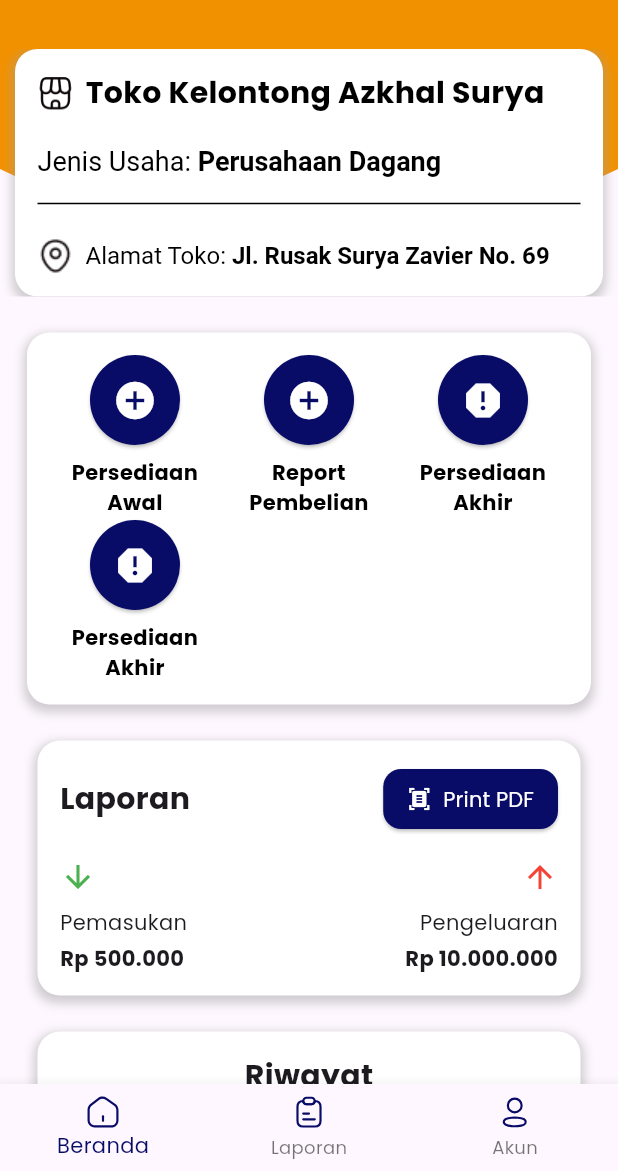
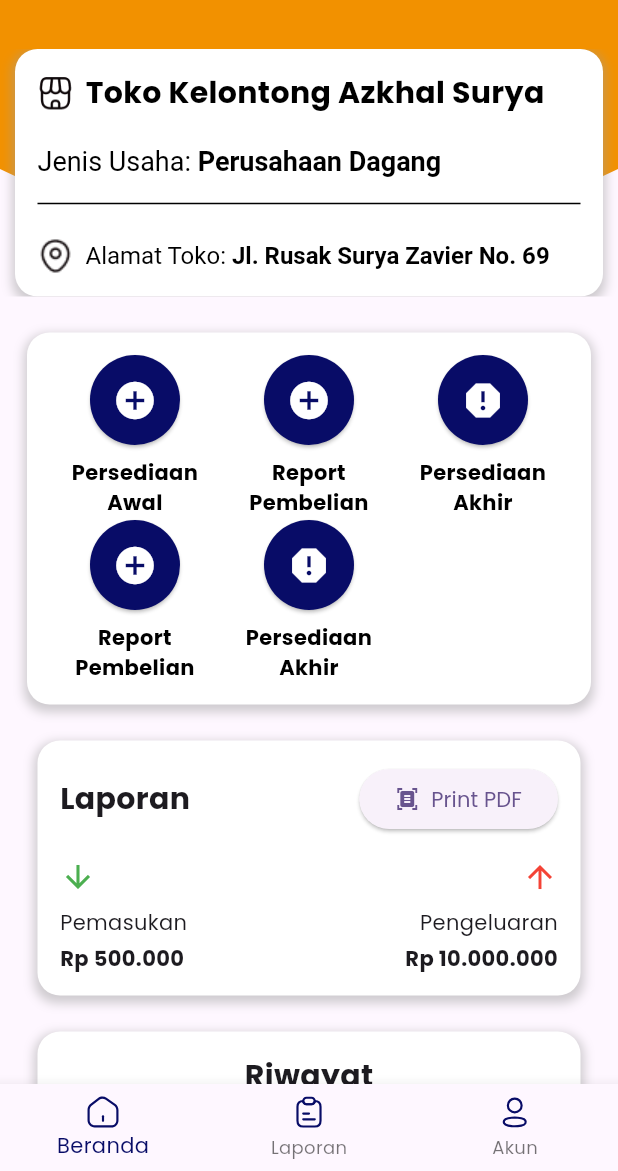
Before and after one commit to cuatiawww/hpp_project, a Flutter app: the HomePage screen opened by its route, on a phone screen of 412 x 824 dp, the part 65-1236 px from its top. Run offline on Flutter 3.47's test engine with Material 3 defaults, Android fonts, the phone set to English and light mode, and no system bars; our stand-ins replace cloud_firestore, firebase_auth, firebase_core, flutter_form_builder, flutter_svg, fluttertoast and 7 more; missing offline and left inert: universal_html; accounts and stored records are empty.

Commit message:
update conflict

```diff
--- a/lib/pages/home_page.dart
+++ b/lib/pages/home_page.dart
@@ -1,12 +1,14 @@
 import 'package:cloud_firestore/cloud_firestore.dart';
 import 'package:flutter/material.dart';
+import 'package:hpp_project/pages/pembelian.dart';
 import 'package:hpp_project/pages/profile_page.dart';
 import 'package:hpp_project/service/database.dart';
 import 'package:hpp_project/theme.dart';
 import 'package:flutter_svg/svg.dart';
 import 'package:hpp_project/pages/pers_awal.dart'; // Add this import for the Pers Awal page
-
-
+import 'package:pdf/pdf.dart';
+import 'package:pdf/widgets.dart' as pw;
+import 'package:printing/printing.dart';
 import 'package:get/get.dart';
 import 'package:hpp_project/user_auth/auth_controller.dart';
 
@@ -30,7 +32,7 @@ class _HomePageState extends State<HomePage> {
   // Daftar halaman yang akan ditampilkan berdasarkan indeks
   static List<Widget> _widgetOptions = <Widget>[
     _PersAwalContent(), // Halaman Beranda
-    ReportPembelian(),
+    // ReportPembelian(),
     ProfilePage()   // Halaman Laporan
   ];
 
@@ -284,10 +286,15 @@ class _PersAwalContent extends StatelessWidget {
 }),
 _buildMenuItem(Icons.add_circle, "Report Pembelian", itemWidth, onPressed: () {
   // Use Get.to() to navigate to the PersAwal page
-  Get.to(() => ReportPembelian());
+  // Get.to(() => ReportPembelian());
 }),
               _buildMenuItem(Icons.report, "Persediaan Akhir", itemWidth, onPressed: () {
 
+              }),
+              _buildMenuItem(Icons.add_circle, "Report Pembelian", itemWidth,
+                  onPressed: () {
+                // Use Get.to() to navigate to the PersAwal page
+                Get.to(() => PembelianPage());
               }),
               _buildMenuItem(Icons.report, "Persediaan Akhir", itemWidth,
                   onPressed: () {}),
@@ -363,21 +370,56 @@ _buildMenuItem(Icons.add_circle, "Report Pembelian", itemWidth, onPressed: () {
           fontWeight: FontWeight.bold,
         ),
       ),
+
 ElevatedButton(
-        onPressed: () {
+  onPressed: () async {
+    final pdf = pw.Document();
+
+    // Fetch data from Firestore
+    final snapshot = await FirebaseFirestore.instance
+        .collection("Pembelian")
+        .orderBy("Timestamp", descending: true)
+        .get();
+
+    pdf.addPage(
+      pw.Page(
+        build: (pw.Context context) {
+          return pw.ListView.builder(
+            itemCount: snapshot.docs.length,
+            itemBuilder: (context, index) {
+              var pembelian = snapshot.docs[index];
+              String barangName = pembelian["BarangName"] ?? "Unknown";
+              int jumlah = pembelian["Jumlah"] ?? 0;
+              int price = pembelian["Price"] ?? 0;
+              int totalCost = jumlah * price;
+
+              return pw.Container(
+                margin: pw.EdgeInsets.symmetric(vertical: 8),
+                child: pw.Column(
+                  crossAxisAlignment: pw.CrossAxisAlignment.start,
+                  children: [
+                    pw.Text(barangName, style: pw.TextStyle(fontSize: 16, fontWeight: pw.FontWeight.bold)),
+                    pw.Text("$jumlah pcs - Rp $price/pcs"),
+                    pw.Text("Total: Rp $totalCost", style: pw.TextStyle(fontWeight: pw.FontWeight.bold)),
+                    pw.Divider(),
+                  ],
+                ),
+              );
             },
-        style: ElevatedButton.styleFrom(
-          foregroundColor: Colors.white, backgroundColor: Color(0xFF080C67),
-          shape: RoundedRectangleBorder(
-            borderRadius: BorderRadius.circular(12),
+          );
+        },
       ),
-          padding: EdgeInsets.symmetric(horizontal: 16, vertical: 8),
-        ),
+    );
+
+    await Printing.layoutPdf(
+      onLayout: (PdfPageFormat format) async => pdf.save(),
+    );
+  },
   child: Row(
     mainAxisSize: MainAxisSize.min,
     children: [
-            Icon(Icons.document_scanner , size: 16),
-            SizedBox(width: 8), // Jarak antara ikon dan teks
+      Icon(Icons.document_scanner, size: 16),
+      SizedBox(width: 8),
       Text('Print PDF'),
     ],
   ),
@@ -446,23 +488,57 @@ _buildMenuItem(Icons.add_circle, "Report Pembelian", itemWidth, onPressed: () {
           ),
         ),
         SizedBox(height: 16),
-                        Container(
+        StreamBuilder<QuerySnapshot>(
+          stream: DatabaseMethods().getPembelianDetails(),
+          builder: (context, snapshot) {
+            if (!snapshot.hasData) {
+              return CircularProgressIndicator();
+            }
+
+            List<RiwayatItem> riwayatItems = [];
+            snapshot.data!.docs.forEach((doc) {
+              riwayatItems.add(
+                RiwayatItem(
+                  title: doc["BarangId"],
+                  description: "${doc["Jumlah"]} unit - Rp ${doc["Price"]}",
+                  price: "Rp ${doc["Jumlah"] * doc["Price"]}",
+                ),
+              );
+            });
+
+            return Container(
               height: 300, // Set a fixed height for the list
               child: ListView.builder(
-                            itemCount: 4, // Replace with your actual data length
+                itemCount: riwayatItems.length,
                 shrinkWrap: true, // Allow the list to shrink to fit its content
                 itemBuilder: (context, index) {
-                              return RiwayatItem(
-                                title: "Pensil",
-                                description: "100 pcs - 10.000/pcs",
-                                price: "Rp 1.000.000",
+                  return riwayatItems[index];
+                },
+              ),
             );
           },
+        ),
+        SizedBox(height: 16),
+        Text(
+          'Total Biaya: Rp ${_calculateTotalBiaya()}',
+          style: TextStyle(
+            fontSize: 18,
+            fontWeight: FontWeight.bold,
           ),
         ),
       ],
     ),
   );
+}
+
+int _calculateTotalBiaya() {
+  int totalBiaya = 0;
+  DatabaseMethods().getPembelianDetails().listen((event) {
+    event.docs.forEach((doc) {
+      totalBiaya += (doc["Jumlah"] * doc["Price"]) as int;
+    });
+  });
+  return totalBiaya;
 }
 }
 
```
Lines whose indentation alone changed are shown as unchanged.
